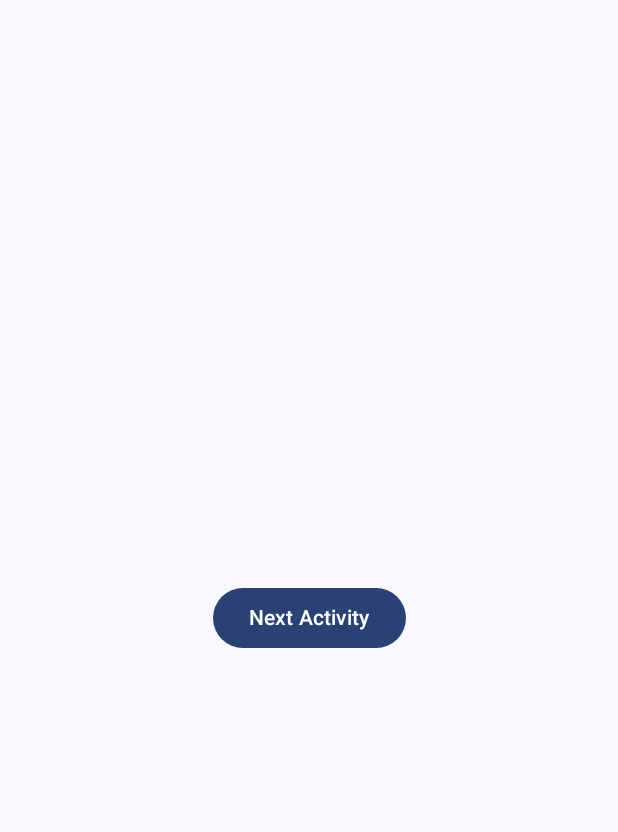
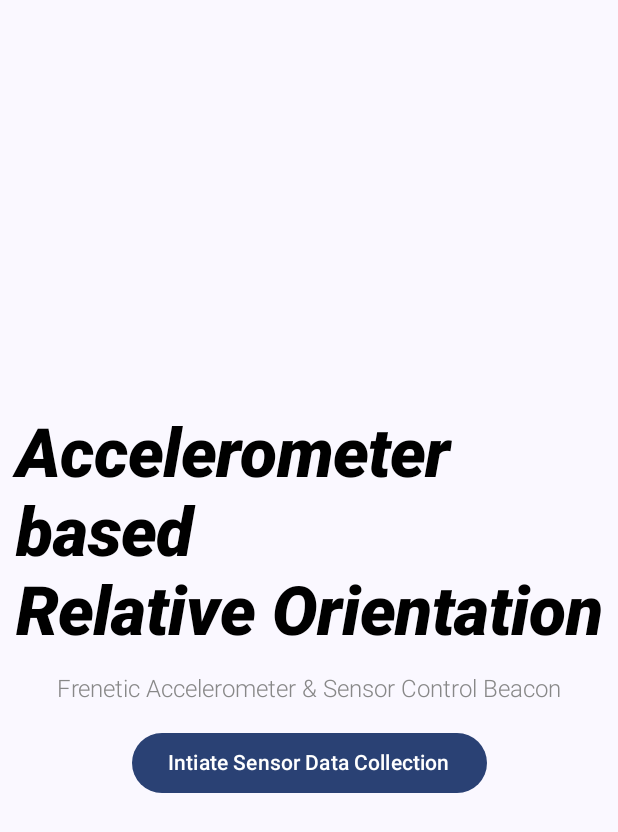
Before and after one commit to YashasviChaurasia/facb-OrientationAnalysisApp, an Android app built with Jetpack Compose: the screen it shows after launch (MainActivity), on a phone screen of 412 x 824 dp. Shown: the top 832 px of the screen. Run offline under Robolectric (Android 15) with nearby library versions, the phone set to English and light mode, and no system bars.

Commit message:
update:adds better ui,emu fli
Signed-off-by: Yashasvi Chaurasia <yashasvi12977@gmail.com>

```diff
--- a/app/src/main/AndroidManifest.xml
+++ b/app/src/main/AndroidManifest.xml
@@ -8,9 +8,9 @@
         android:allowBackup="true"
         android:dataExtractionRules="@xml/data_extraction_rules"
         android:fullBackupContent="@xml/backup_rules"
-        android:icon="@mipmap/ic_launcher"
+        android:icon="@drawable/gyroscope"
         android:label="@string/app_name"
-        android:roundIcon="@mipmap/ic_launcher_round"
+        android:roundIcon="@drawable/gyroscope"
         android:supportsRtl="true"
         android:theme="@style/Theme.Facb"
         tools:targetApi="31">
--- a/app/src/main/java/com/example/facb/MainActivity.kt
+++ b/app/src/main/java/com/example/facb/MainActivity.kt
@@ -12,7 +12,13 @@ import androidx.compose.material3.Text
 import androidx.compose.runtime.*
 import androidx.compose.ui.Alignment
 import androidx.compose.ui.Modifier
+import androidx.compose.ui.graphics.Color
+import androidx.compose.ui.text.font.FontFamily
+import androidx.compose.ui.text.font.FontStyle
+import androidx.compose.ui.text.font.FontWeight
+import androidx.compose.ui.text.style.TextAlign
 import androidx.compose.ui.unit.dp
+import androidx.compose.ui.unit.sp
 import com.example.facb.ui.theme.FacbTheme
 
 object GlobalVariables {
@@ -53,12 +59,33 @@ fun FirstScreen(onNavigateToAccelerometerActivity: () -> Unit) {
             verticalArrangement = Arrangement.Center,
             horizontalAlignment = Alignment.CenterHorizontally
         ) {
-            // Button to navigate to AccelerometerActivity
+
+            Text(
+                text = "Accelerometer \nbased \nRelative Orientation",
+                fontSize = 45.sp,
+                style = androidx.compose.ui.text.TextStyle(
+                    fontWeight = FontWeight.Black,
+                    fontStyle = FontStyle.Italic,
+                    color = Color.Black
+                ),
+                textAlign = TextAlign.Start
+            )
+            Spacer(modifier = Modifier.height(16.dp).padding(16.dp))
+            Text(
+                text = "Frenetic Accelerometer & Sensor Control Beacon",
+                fontSize = 16.sp,
+                style = androidx.compose.ui.text.TextStyle(
+                    fontWeight = FontWeight.Light,
+                    fontStyle = FontStyle.Normal,
+                    color = Color.Gray
+                ),
+                textAlign = TextAlign.Center
+            )
             Button(
                 onClick = {onNavigateToAccelerometerActivity() },
                 modifier = Modifier.padding(16.dp)
             ) {
-                Text(text = "Next Activity")
+                Text(text = "Intiate Sensor Data Collection")
 
             }
 
```
Also changed, not shown: app/src/main/res/drawable/gyroscope.png (added).
